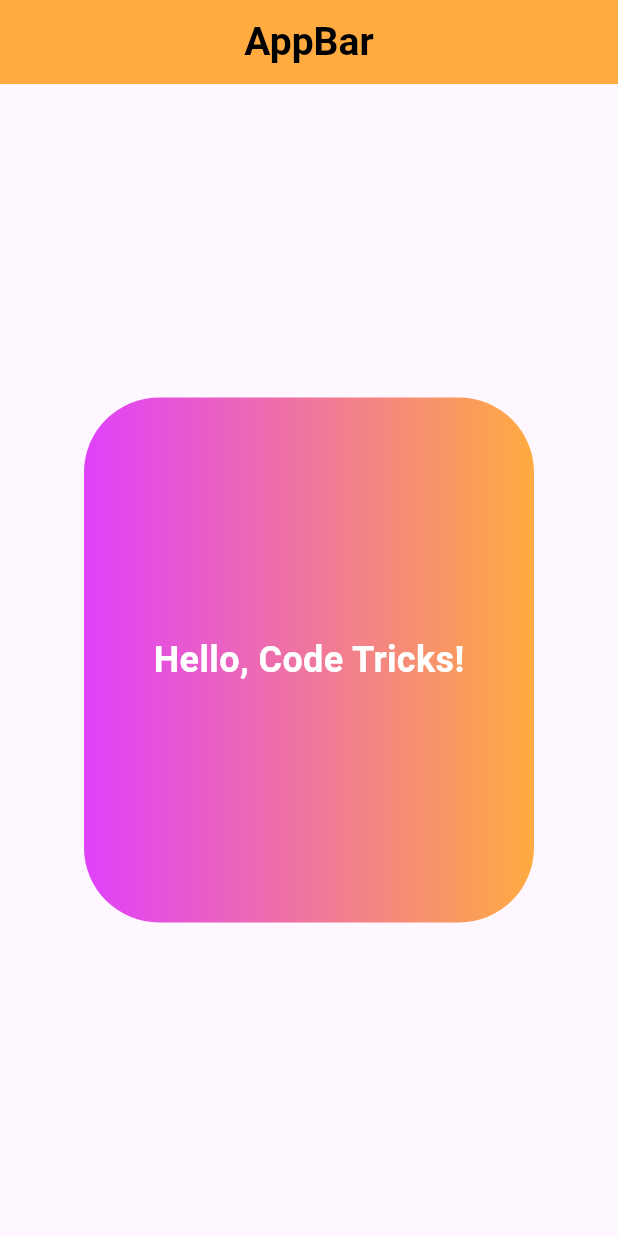
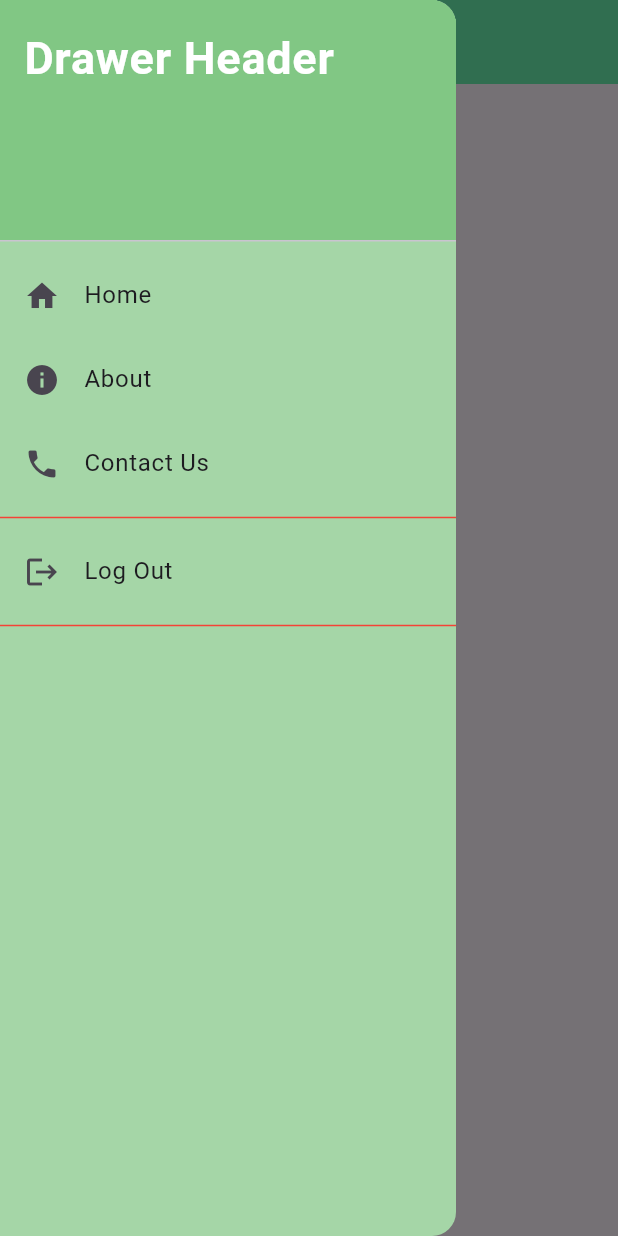
Before and after one commit to ozcann159/flutter_tricks, a Flutter app: the screen it shows after launch, with the side drawer open (before the commit the screen has no drawer), on a phone screen of 412 x 824 dp. Run offline on Flutter 3.47's test engine with Material 3 defaults, Android fonts, the phone set to English and light mode, and no system bars.

Commit message:
Drawer widget

```diff
--- a/lib/main.dart
+++ b/lib/main.dart
@@ -1,5 +1,5 @@
 import 'package:flutter/material.dart';
-import 'package:flutter_tricks/widgets/home_page.dart';
+import 'package:flutter_tricks/widgets/drawer.dart';
 
 void main() {
   runApp(const MainApp());
@@ -12,8 +12,7 @@ class MainApp extends StatelessWidget {
   Widget build(BuildContext context) {
     return MaterialApp(
       debugShowCheckedModeBanner: false,
-
-      home: HomePage(),
+      home: MyDrawer(),
     );
   }
 }
--- /dev/null
+++ b/lib/widgets/drawer.dart
@@ -0,0 +1,69 @@
+import 'package:flutter/material.dart';
+
+class MyDrawer extends StatelessWidget {
+  const MyDrawer({super.key});
+
+  @override
+  Widget build(BuildContext context) {
+    return Scaffold(
+      appBar: AppBar(
+        centerTitle: true,
+        title: const Text(
+          'Drawer',
+          style: TextStyle(fontWeight: FontWeight.bold, fontSize: 20),
+        ),
+        backgroundColor: Colors.greenAccent,
+      ),
+      drawer: Drawer(
+        backgroundColor: Colors.green[200],
+        child: ListView(
+          padding: EdgeInsets.zero,
+          children: [
+            DrawerHeader(
+              decoration: BoxDecoration(color: Colors.green[300]),
+              child: const Text(
+                "Drawer Header",
+                style: TextStyle(
+                    color: Colors.white,
+                    fontSize: 30,
+                    fontWeight: FontWeight.bold),
+              ),
+            ),
+            const ListTile(
+              leading: Icon(Icons.home),
+              title: Text("Home"),
+            ),
+            const ListTile(
+              leading: Icon(Icons.info),
+              title: Text("About"),
+            ),
+            const ListTile(
+              leading: Icon(Icons.phone),
+              title: Text("Contact Us"),
+            ),
+            const Divider(
+              color: Colors.red,
+            ),
+            const ListTile(
+              leading: Icon(Icons.logout),
+              title: Text("Log Out"),
+            ),
+            const Divider(
+              color: Colors.red,
+            ),
+          ],
+        ),
+      ),
+      body: Center(
+        child: Text(
+          'Code Flicks',
+          style: TextStyle(
+            fontSize: 23,
+            fontWeight: FontWeight.bold,
+            color: Colors.purple[200],
+          ),
+        ),
+      ),
+    );
+  }
+}
```
